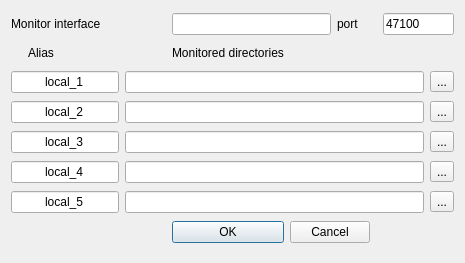
Before: the Qt Designer form src/gui/runs.ui in LeCAD-PEG/SOLPS-GUI, drawn with Qt 5.
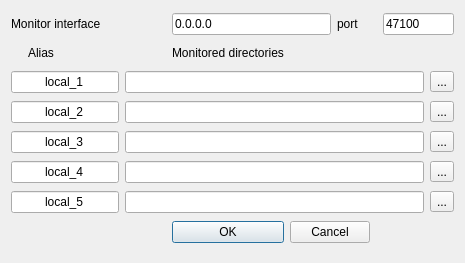
After: the same form once the commit is applied.

Commit message: Add logging tab

Diff of the .ui file:
```diff
--- a/src/gui/runs.ui
+++ b/src/gui/runs.ui
@@ -147,7 +147,11 @@
     </widget>
    </item>
    <item row="0" column="2" colspan="2">
-    <widget class="QLineEdit" name="lineEdit_monitor_interface"/>
+    <widget class="QLineEdit" name="lineEdit_monitor_interface">
+     <property name="text">
+      <string>0.0.0.0</string>
+     </property>
+    </widget>
    </item>
    <item row="0" column="5" colspan="2">
     <widget class="QLineEdit" name="lineEdit_monitor_port">
```
Left out of the diff: 5 changed lines with no effect on the pictures. The commit also changes 2 other files.
